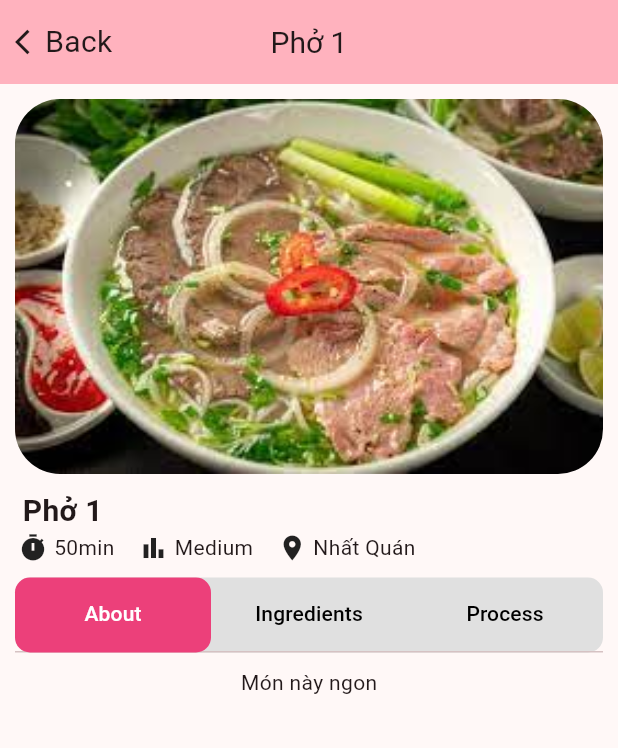
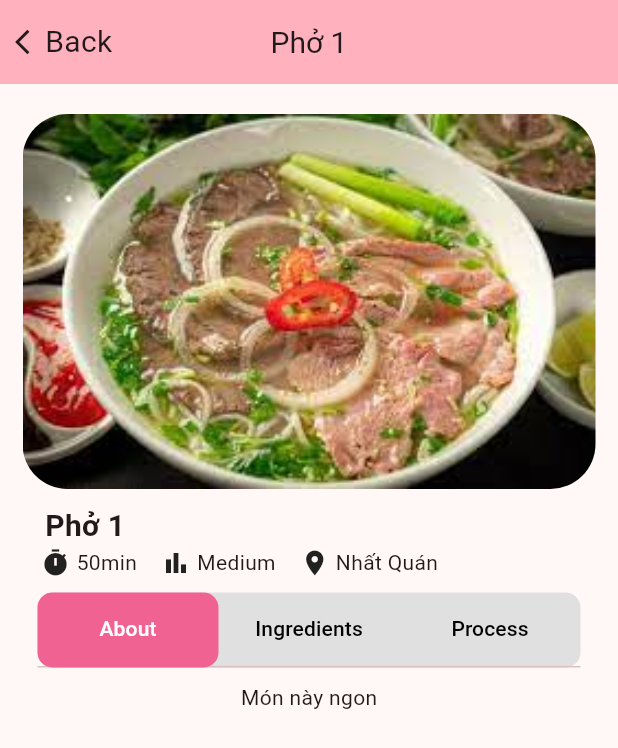
Before and after one commit to mrbogia2906/Vietasy, a Flutter app: the FoodDetailScreen screen opened directly with sample values from the repository, on a phone screen of 412 x 824 dp. Shown: the top 748 px of the screen. Run offline on Flutter 3.47's test engine with Material 2 defaults, Android fonts, the phone set to English and light mode, and no system bars; our stand-ins replace carousel_slider, diacritic.

Commit message:
visual details

```diff
--- a/lib/food_details_page.dart
+++ b/lib/food_details_page.dart
@@ -4,7 +4,7 @@ import '../models/foods.dart';
 class FoodDetailScreen extends StatelessWidget {
   final Food food;
 
-  FoodDetailScreen({Key? key, required this.food}) : super(key: key);
+  const FoodDetailScreen({super.key, required this.food});
 
   @override
   Widget build(BuildContext context) {
@@ -18,8 +18,8 @@ class FoodDetailScreen extends StatelessWidget {
           leadingWidth: 100,
           leading: InkWell(
             onTap: () => Navigator.of(context).pop(),
-            child: Padding(
-              padding: const EdgeInsets.only(left: 10.0),
+            child: const Padding(
+              padding: EdgeInsets.only(left: 10.0),
               child: Row(
                 children: [
                   Icon(Icons.arrow_back_ios, size: 20),
@@ -28,12 +28,14 @@ class FoodDetailScreen extends StatelessWidget {
               ),
             ),
           ),
-          title: Text(food.name, style: TextStyle(fontSize: 20)),
+          title: Text(food.name, style: const TextStyle(fontSize: 20)),
         ),
-        body: Column(
+        body: Padding(
+          padding:
+              const EdgeInsets.only(top: 20, left: 15, right: 15, bottom: 10),
+          child: Column(
             children: [
               Container(
-              margin: EdgeInsets.all(10),
                 height: 250,
                 decoration: BoxDecoration(
                   borderRadius: BorderRadius.circular(30),
@@ -44,38 +46,50 @@ class FoodDetailScreen extends StatelessWidget {
                 ),
               ),
               Padding(
-              padding: const EdgeInsets.only(left: 15),
+                padding: const EdgeInsets.only(left: 15, top: 10),
                 child: Row(
                   mainAxisAlignment: MainAxisAlignment.start,
                   children: [
-                  Text(food.name, style: TextStyle(fontSize: 20, fontWeight: FontWeight.w700),),
+                    Text(
+                      food.name,
+                      style: const TextStyle(
+                          fontSize: 20, fontWeight: FontWeight.w700),
+                    ),
                   ],
                 ),
               ),
-            Row(
+              const Row(
                 mainAxisAlignment: MainAxisAlignment.start,
                 children: [
                   SizedBox(width: 12),
-
-                Icon(Icons.timer, size: 20,),
+                  Icon(
+                    Icons.timer,
+                    size: 20,
+                  ),
                   SizedBox(width: 4),
-                Text('50min',),
-
+                  Text(
+                    '50min',
+                  ),
                   SizedBox(width: 16),
-
                   Icon(Icons.bar_chart, size: 20),
                   SizedBox(width: 4),
-                Text('Medium',),
-
+                  Text(
+                    'Medium',
+                  ),
                   SizedBox(width: 16),
-
-                Icon(Icons.location_on, size: 20,),
+                  Icon(
+                    Icons.location_on,
+                    size: 20,
+                  ),
                   SizedBox(width: 4),
-                Text("Nhất Quán",),
+                  Text(
+                    "Nhất Quán",
+                  ),
                 ],
               ),
-            Container(
-              margin: EdgeInsets.all(10),
+              Padding(
+                padding: const EdgeInsets.all(10),
+                child: Container(
                   height: 50,
                   decoration: BoxDecoration(
                     borderRadius: BorderRadius.circular(10),
@@ -84,44 +98,39 @@ class FoodDetailScreen extends StatelessWidget {
                   child: TabBar(
                     indicatorSize: TabBarIndicatorSize.tab,
                     indicator: BoxDecoration(
-                  color: Colors.pink.shade400,
+                      color: Colors.pink.shade300,
                       borderRadius: BorderRadius.circular(10),
                       shape: BoxShape.rectangle,
                     ),
                     labelColor: Colors.white,
                     unselectedLabelColor: Colors.black,
-                tabs: [
+                    tabs: const [
                       Tab(text: 'About'),
                       Tab(text: 'Ingredients'),
                       Tab(text: 'Process'),
                     ],
                   ),
                 ),
-            Expanded(
+              ),
+              const Expanded(
                 child: TabBarView(
                   children: [
                     // Tab About
                     SingleChildScrollView(
                       child: Column(
-                      children: [
-                        Text('Món này ngon')
-                      ],
+                        children: [Text('Món này ngon')],
                       ),
                     ),
                     // Tab Ingredients
                     SingleChildScrollView(
                       child: Column(
-                      children: [
-                        Text('Nhiều nguyên liệu vl')
-                      ],
+                        children: [Text('Nhiều nguyên liệu vl')],
                       ),
                     ),
                     // Tab Process
                     SingleChildScrollView(
                       child: Column(
-                      children: [
-                        Text('Cách làm khó vl')
-                      ],
+                        children: [Text('Cách làm khó vl')],
                       ),
                     ),
                   ],
@@ -130,6 +139,7 @@ class FoodDetailScreen extends StatelessWidget {
             ],
           ),
         ),
+      ),
     );
   }
 }
--- a/pubspec.yaml
+++ b/pubspec.yaml
@@ -42,6 +42,7 @@ dependencies:
   firebase_ui_auth: ^1.9.1
   font_awesome_flutter: ^10.6.0
   diacritic: ^0.1.4
+  carousel_slider: ^4.2.1
 
 dev_dependencies:
   flutter_test:
```
Also changed, not shown: lib/carousel_with_dots.dart (added, +101 -0 lines), lib/category_body_page.dart (+11 -7 lines), lib/home.dart (+14 -11 lines), lib/recommend_body_page.dart (+14 -8 lines), lib/search_screen.dart (+9 -4 lines), pubspec.lock. Lines whose indentation alone changed are shown as unchanged.
